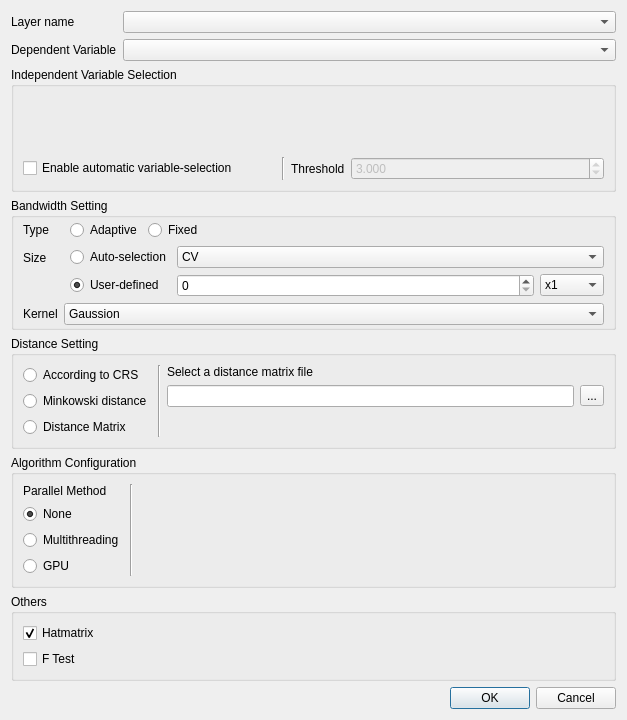
Old version of the form gwmgwroptionsdialog.ui in the repository GWmodel-Lab/GWmodelS.
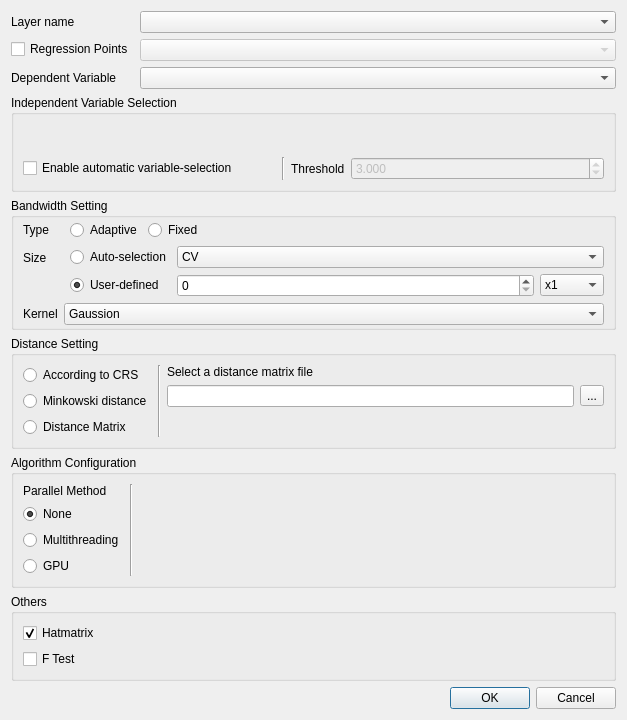
New version of the form. Custom widgets are drawn as their Qt base class.

Commit message: 新增：设置界面加入回归点设置

```diff
--- a/gwmgwroptionsdialog.ui
+++ b/gwmgwroptionsdialog.ui
@@ -16,19 +16,6 @@
   <layout class="QVBoxLayout" name="verticalLayout_3" stretch="0,1,0,0,0,0,0">
    <item>
     <layout class="QFormLayout" name="formLayout_6">
-     <item row="0" column="1">
-      <widget class="QComboBox" name="mLayerComboBox"/>
-     </item>
-     <item row="1" column="0">
-      <widget class="QLabel" name="label_12">
-       <property name="text">
-        <string>Dependent Variable</string>
-       </property>
-      </widget>
-     </item>
-     <item row="1" column="1">
-      <widget class="QComboBox" name="mDepVarComboBox"/>
-     </item>
      <item row="0" column="0">
       <widget class="QLabel" name="label">
        <property name="sizePolicy">
@@ -42,6 +29,33 @@
        </property>
       </widget>
      </item>
+     <item row="0" column="1">
+      <widget class="QComboBox" name="mLayerComboBox"/>
+     </item>
+     <item row="2" column="0">
+      <widget class="QLabel" name="label_12">
+       <property name="text">
+        <string>Dependent Variable</string>
+       </property>
+      </widget>
+     </item>
+     <item row="2" column="1">
+      <widget class="QComboBox" name="mDepVarComboBox"/>
+     </item>
+     <item row="1" column="0">
+      <widget class="QCheckBox" name="ckbRegressionPoints">
+       <property name="text">
+        <string>Regression Points</string>
+       </property>
+      </widget>
+     </item>
+     <item row="1" column="1">
+      <widget class="QComboBox" name="cmbRegressionLayerSelect">
+       <property name="enabled">
+        <bool>false</bool>
+       </property>
+      </widget>
+     </item>
     </layout>
    </item>
    <item>
```
The commit also changes 4 other files.
